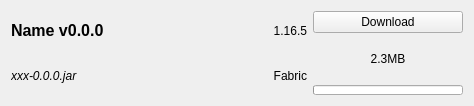
This is src/ui/curseforge/curseforgefileitemwidget.ui in kaniol-lck/modmanager as Qt 5 draws it before an edit. The edited form follows.
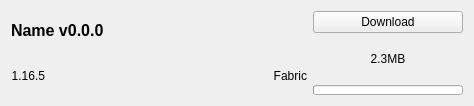
This is the edited form. Icons and pictures are not drawn.

Patch:
```diff
--- a/src/ui/curseforge/curseforgefileitemwidget.ui
+++ b/src/ui/curseforge/curseforgefileitemwidget.ui
@@ -10,11 +10,14 @@
     <height>106</height>
    </rect>
   </property>
+  <property name="contextMenuPolicy">
+   <enum>Qt::CustomContextMenu</enum>
+  </property>
   <property name="windowTitle">
    <string>Form</string>
   </property>
   <layout class="QGridLayout" name="gridLayout">
-   <item row="0" column="0">
+   <item row="0" column="0" colspan="3">
     <widget class="QLabel" name="displayNameText">
      <property name="sizePolicy">
       <sizepolicy hsizetype="Expanding" vsizetype="Preferred">
@@ -37,7 +40,7 @@
      </property>
     </widget>
    </item>
-   <item row="0" column="2" rowspan="2">
+   <item row="0" column="3" rowspan="2">
     <layout class="QVBoxLayout" name="verticalLayout_2">
      <item>
       <widget class="QPushButton" name="downloadButton">
@@ -118,32 +121,6 @@
     </layout>
    </item>
    <item row="1" column="0">
-    <widget class="QLabel" name="fileNameText">
-     <property name="sizePolicy">
-      <sizepolicy hsizetype="Expanding" vsizetype="Preferred">
-       <horstretch>0</horstretch>
-       <verstretch>0</verstretch>
-      </sizepolicy>
-     </property>
-     <property name="font">
-      <font>
-       <italic>true</italic>
-      </font>
-     </property>
-     <property name="toolTip">
-      <string notr="true"/>
-     </property>
-     <property name="text">
-      <string>xxx-0.0.0.jar</string>
-     </property>
-     <property name="openExternalLinks">
-      <bool>true</bool>
-     </property>
-    </widget>
-   </item>
-   <item row="0" column="1" rowspan="2">
-    <layout class="QVBoxLayout" name="verticalLayout">
-     <item>
       <widget class="QLabel" name="gameVersionText">
        <property name="sizePolicy">
         <sizepolicy hsizetype="Preferred" vsizetype="Preferred">
@@ -167,7 +144,20 @@
        </property>
       </widget>
      </item>
-     <item>
+   <item row="1" column="1">
+    <spacer name="horizontalSpacer">
+     <property name="orientation">
+      <enum>Qt::Horizontal</enum>
+     </property>
+     <property name="sizeHint" stdset="0">
+      <size>
+       <width>195</width>
+       <height>20</height>
+      </size>
+     </property>
+    </spacer>
+   </item>
+   <item row="1" column="2">
       <widget class="QLabel" name="loaderTypeText">
        <property name="sizePolicy">
         <sizepolicy hsizetype="Preferred" vsizetype="Preferred">
@@ -190,8 +180,6 @@
         <set>Qt::AlignRight|Qt::AlignTrailing|Qt::AlignVCenter</set>
        </property>
       </widget>
-     </item>
-    </layout>
    </item>
   </layout>
  </widget>
```
Lines whose indentation alone changed are shown as unchanged.
